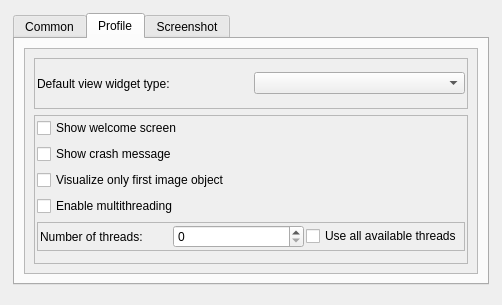
Before: the Qt Designer form forms/preferences.ui in isis-group/vast, drawn with Qt 5.
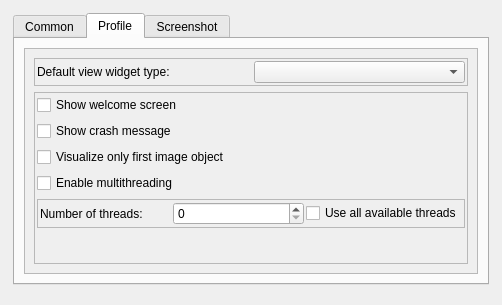
After: the same form once the commit is applied. The open tabs and pages were chosen to show the change.

Commit message: make vast popup an error message when isis runtime error occur

What changed in the file:
```diff
--- a/forms/preferences.ui
+++ b/forms/preferences.ui
@@ -289,7 +289,7 @@
                     <enum>Qt::Vertical</enum>
                    </property>
                    <property name="sizeType">
-                    <enum>QSizePolicy::Fixed</enum>
+                    <enum>QSizePolicy::Expanding</enum>
                    </property>
                    <property name="sizeHint" stdset="0">
                     <size>
```
The commit also changes 2 other files.
